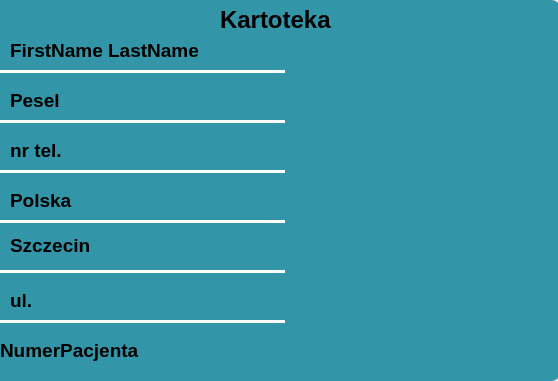
The window that medimaxzut/profile/profil.ui (mm51043/Inzynieria-Oprogramowania-grupa2) describes before a commit, drawn with Qt 5.
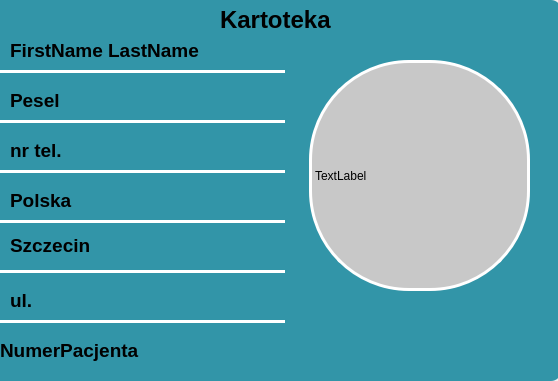
The same window after the commit.

```diff
--- a/medimaxzut/profile/profil.ui
+++ b/medimaxzut/profile/profil.ui
@@ -404,6 +404,30 @@
      <set>Qt::AlignmentFlag::AlignLeading|Qt::AlignmentFlag::AlignLeft|Qt::AlignmentFlag::AlignVCenter</set>
     </property>
    </widget>
+   <widget class="QLabel" name="profilePhoto">
+    <property name="geometry">
+     <rect>
+      <x>319</x>
+      <y>60</y>
+      <width>221</width>
+      <height>231</height>
+     </rect>
+    </property>
+    <property name="minimumSize">
+     <size>
+      <width>0</width>
+      <height>16</height>
+     </size>
+    </property>
+    <property name="styleSheet">
+     <string notr="true">background-color: rgb(200, 200, 200);
+border-radius: 100px;
+border: 3px solid white;</string>
+    </property>
+    <property name="text">
+     <string>TextLabel</string>
+    </property>
+   </widget>
   </widget>
  </widget>
  <resources/>
```
